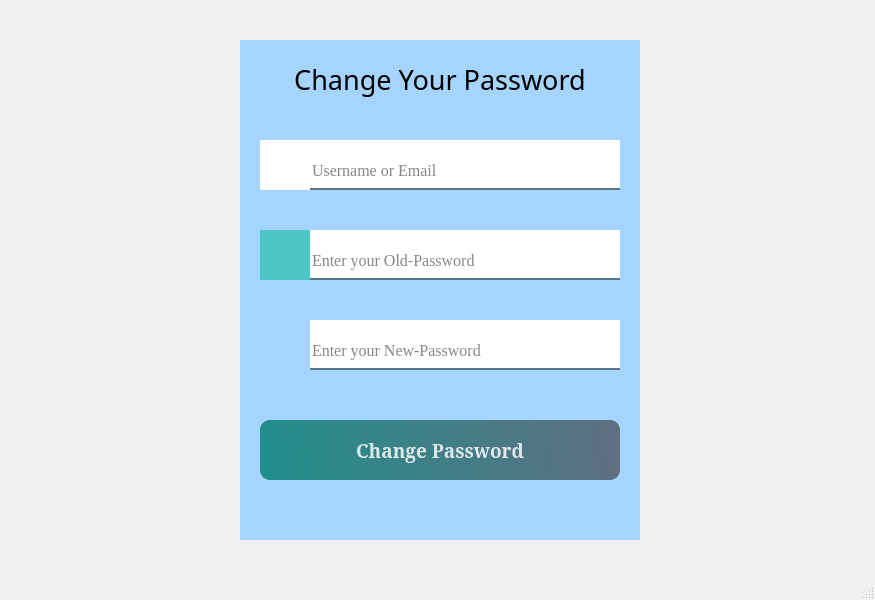
This is Interface/ChangePassword/changePass.ui in qub1tt/NT106_Face-Attendance-System as Qt 5 draws it before an edit. The edited form follows.
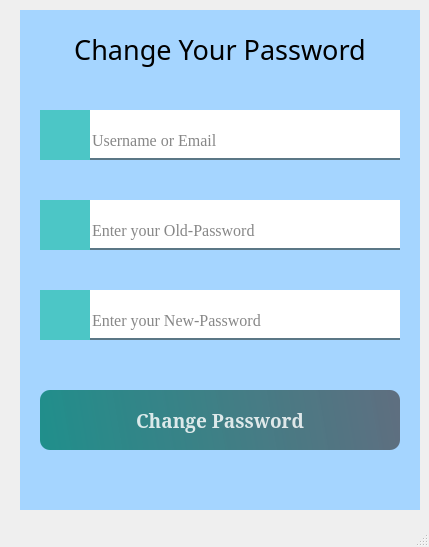
This is the edited form. Icons and pictures are not drawn.

```diff
--- a/Interface/ChangePassword/changePass.ui
+++ b/Interface/ChangePassword/changePass.ui
@@ -6,8 +6,8 @@
    <rect>
     <x>0</x>
     <y>0</y>
-    <width>875</width>
-    <height>600</height>
+    <width>429</width>
+    <height>547</height>
    </rect>
   </property>
   <property name="windowTitle">
@@ -17,8 +17,8 @@
    <widget class="QWidget" name="widget" native="true">
     <property name="geometry">
      <rect>
-      <x>240</x>
-      <y>40</y>
+      <x>20</x>
+      <y>10</y>
       <width>401</width>
       <height>500</height>
      </rect>
@@ -146,6 +146,9 @@
        <height>50</height>
       </rect>
      </property>
+     <property name="styleSheet">
+      <string notr="true">background-color:rgb(76,198,198)</string>
+     </property>
      <property name="lineWidth">
       <number>1</number>
      </property>
@@ -284,6 +287,9 @@
        <height>50</height>
       </rect>
      </property>
+     <property name="styleSheet">
+      <string notr="true">background-color:rgb(76,198,198)</string>
+     </property>
      <property name="lineWidth">
       <number>1</number>
      </property>
@@ -299,6 +305,12 @@
      <property name="scaledContents">
       <bool>true</bool>
      </property>
+     <property name="wordWrap">
+      <bool>false</bool>
+     </property>
+     <property name="openExternalLinks">
+      <bool>false</bool>
+     </property>
     </widget>
     <widget class="QLineEdit" name="leUser_2">
      <property name="geometry">
```
Left out of the diff: 6 changed lines with no effect on the pictures.
